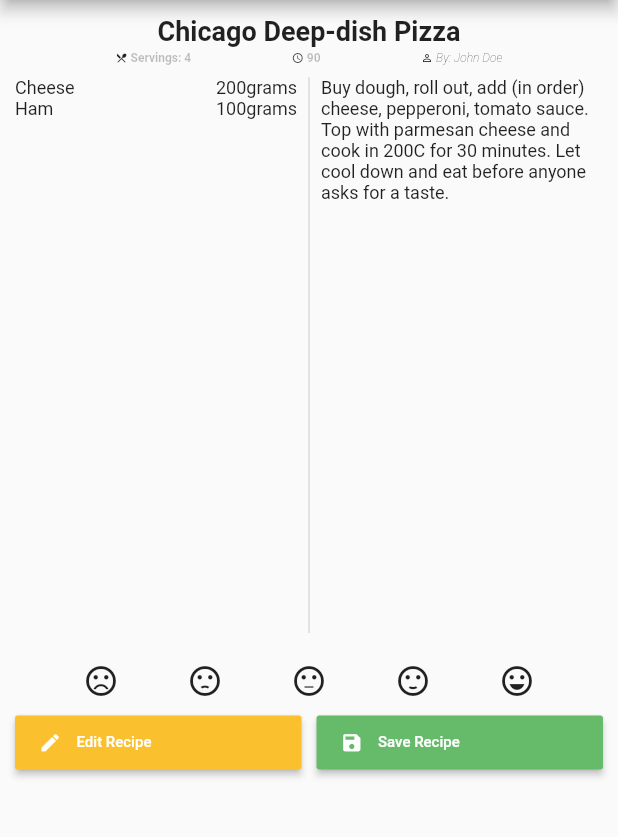
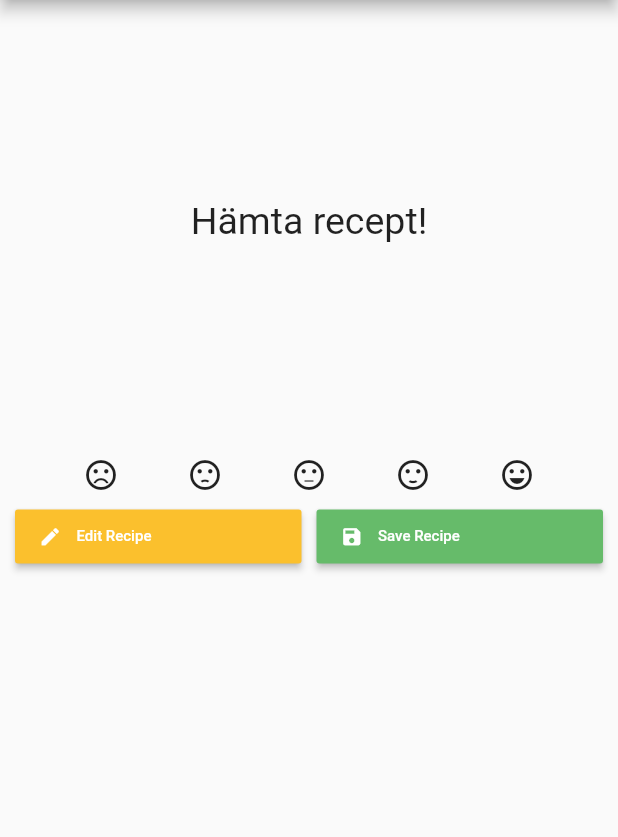
Before and after one commit to ohrling/receptio_mobile, a Flutter app: the screen it shows after launch, on a phone screen of 412 x 824 dp, the part 84-921 px from its top. Run offline on Flutter 3.47's test engine with Material 2 defaults, Android fonts, the phone set to English and light mode, and no system bars; our stand-ins replace bloc, dartz, data_connection_checker, equatable, flutter_bloc, get_it and 1 more.

Commit message:
First ui for viewing recipe is ready, data from api is working
- Closes #5
- Ends Spring #1

```diff
--- a/lib/core/usecases/usecase.dart
+++ b/lib/core/usecases/usecase.dart
@@ -1,4 +1,3 @@
-import 'package:better_uuid/uuid.dart';
 import 'package:dartz/dartz.dart';
 import 'package:equatable/equatable.dart';
 import 'package:meta/meta.dart';
@@ -9,7 +8,7 @@ abstract class UseCase<Type, Params> {
 }
 
 class Params extends Equatable {
-  final Uuid id;
+  final int id;
 
   Params({@required this.id}) : super([id]);
 }
--- a/lib/features/getrecipe/data/repositories/recipe_repository_impl.dart
+++ b/lib/features/getrecipe/data/repositories/recipe_repository_impl.dart
@@ -1,4 +1,3 @@
-import 'package:better_uuid/uuid.dart';
 import 'package:dartz/dartz.dart';
 import 'package:meta/meta.dart';
 import 'package:receptio_mobile/core/error/exceptions.dart';
@@ -20,7 +19,7 @@ class RecipeRepositoryImpl implements RecipeRepository {
       @required this.networkInfo});
 
   @override
-  Future<Either<Failure, Recipe>> getRecipe(Uuid id) async {
+  Future<Either<Failure, Recipe>> getRecipe(int id) async {
     if (await networkInfo.isConnected) {
       try {
         final remoteRecipe = await remoteDataSource.getRecipe(id);
--- a/lib/features/getrecipe/domain/entities/recipe.dart
+++ b/lib/features/getrecipe/domain/entities/recipe.dart
@@ -1,9 +1,8 @@
-import 'package:better_uuid/uuid.dart';
 import 'package:equatable/equatable.dart';
 import 'package:meta/meta.dart';
 
 class Recipe extends Equatable {
-  final Uuid id;
+  final int id;
   final String name;
   final String description;
   final int cookingTime;
--- a/lib/features/getrecipe/domain/repositories/recipe_repository.dart
+++ b/lib/features/getrecipe/domain/repositories/recipe_repository.dart
@@ -1,8 +1,7 @@
-import 'package:better_uuid/uuid.dart';
 import 'package:dartz/dartz.dart';
 import 'package:receptio_mobile/core/error/failures.dart';
 import 'package:receptio_mobile/features/getrecipe/domain/entities/recipe.dart';
 
 abstract class RecipeRepository {
-  Future<Either<Failure, Recipe>> getRecipe(Uuid id);
+  Future<Either<Failure, Recipe>> getRecipe(int id);
 }
--- a/lib/features/getrecipe/presentation/bloc/recipe_bloc.dart
+++ b/lib/features/getrecipe/presentation/bloc/recipe_bloc.dart
@@ -30,14 +30,14 @@ class RecipeBloc extends Bloc<RecipeEvent, RecipeState> {
     RecipeEvent event,
   ) async* {
     if (event is GetRecipeById) {
-      final inputEither = inputConverter.stringToUuid(event.idString);
+      final inputEither = inputConverter.stringToInteger(event.idString);
       yield* inputEither.fold(
         (failure) async* {
           yield Error(errorMessage: INVALID_INPUT_FAILURE_MESSAGE);
         },
-        (uuid) async* {
+        (int) async* {
           yield Loading();
-          final failureOrRecipe = await getRecipe(Params(id: uuid));
+          final failureOrRecipe = await getRecipe(Params(id: int));
           yield failureOrRecipe.fold(
             (failure) => Error(errorMessage: _mapFailureToMessage(failure)),
             (recipe) => Loaded(recipe: recipe),
--- a/lib/features/getrecipe/presentation/pages/recipe_page.dart
+++ b/lib/features/getrecipe/presentation/pages/recipe_page.dart
@@ -1,8 +1,6 @@
-import 'package:better_uuid/uuid.dart';
 import 'package:flutter/material.dart';
 import 'package:flutter/rendering.dart';
 import 'package:flutter_bloc/flutter_bloc.dart';
-import 'package:receptio_mobile/features/getrecipe/domain/entities/recipe.dart';
 import 'package:receptio_mobile/features/getrecipe/presentation/bloc/bloc.dart';
 import 'package:receptio_mobile/features/getrecipe/presentation/widgets/widgets.dart';
 
@@ -48,39 +46,8 @@ class RecipePage extends StatelessWidget {
               BlocBuilder<RecipeBloc, RecipeState>(
                 builder: (context, state) {
                   if (state is Empty) {
-                    // This is what should be displayed:
-                    /*return MessageDisplay(
+                    return MessageDisplay(
                       message: 'Hämta recept!',
-                    );*/
-                    return RecipeDisplay(
-                      recipe: Recipe(
-                        id: Uuid('d290f1ee-6c54-4b01-90e6-d701748f0851'),
-                        name: 'Chicago Deep-dish Pizza',
-                        description:
-                            'Classic chicago deep dish pizza with lots of pepperoni!',
-                        cookingTime: 90,
-                        servings: 4,
-                        instructions:
-                            'Buy dough, roll out, add (in order) cheese, pepperoni, tomato sauce. Top with parmesan cheese and cook in 200C for 30 minutes. Let cool down and eat before anyone asks for a taste.',
-                        ingredients: [
-                          {
-                            "id": "766c510a-4218-4686-86d2-259b8e172ebb",
-                            "name": "Cheese",
-                            "measurementType": "grams",
-                            "image": "/",
-                            "amount": 200
-                          },
-                          {
-                            "id": "766c510a-4218-4686-86d2-259b8e172eba",
-                            "name": "Ham",
-                            "measurementType": "grams",
-                            "image": "/",
-                            "amount": 100
-                          }
-                        ],
-                        image: '/images/pizza.jpg',
-                        source: 'John Doe',
-                      ),
                     );
                   } else if (state is Loading) {
                     return LoadingDisplay();
--- a/lib/features/getrecipe/presentation/widgets/recipe_controls_widget.dart
+++ b/lib/features/getrecipe/presentation/widgets/recipe_controls_widget.dart
@@ -1,10 +1,17 @@
 import 'package:flutter/material.dart';
+import 'package:flutter_bloc/flutter_bloc.dart';
+import 'package:receptio_mobile/features/getrecipe/presentation/bloc/bloc.dart';
 
-class RecipeControlsWidget extends StatelessWidget {
+class RecipeControlsWidget extends StatefulWidget {
   const RecipeControlsWidget({
     Key key,
   }) : super(key: key);
 
+  @override
+  _RecipeControlsWidgetState createState() => _RecipeControlsWidgetState();
+}
+
+class _RecipeControlsWidgetState extends State<RecipeControlsWidget> {
   @override
   Widget build(BuildContext context) {
     return Column(
@@ -73,7 +80,7 @@ class RecipeControlsWidget extends StatelessWidget {
                     ),
                   ],
                 ),
-                onPressed: () {},
+                onPressed: dispatchRecipe,
               ),
             ),
           ],
@@ -81,4 +88,8 @@ class RecipeControlsWidget extends StatelessWidget {
       ],
     );
   }
+
+  void dispatchRecipe() {
+    BlocProvider.of<RecipeBloc>(context).dispatch(GetRecipeById('1'));
+  }
 }
--- a/pubspec.yaml
+++ b/pubspec.yaml
@@ -22,8 +22,6 @@ dependencies:
   http: ^0.12.0+2
   # Local cache
   shared_preferences: ^0.5.3+4
-  # UUID
-  better_uuid: ^0.1.2
 
 dev_dependencies:
   flutter_test:
```
Also changed, not shown: lib/core/util/input_converter.dart (+4 -5 lines), lib/features/getrecipe/data/datasources/recipe_remote_datasource.dart (+5 -6 lines), lib/features/getrecipe/data/models/recipe_model.dart (+3 -4 lines), pubspec.lock, 7 other files.
